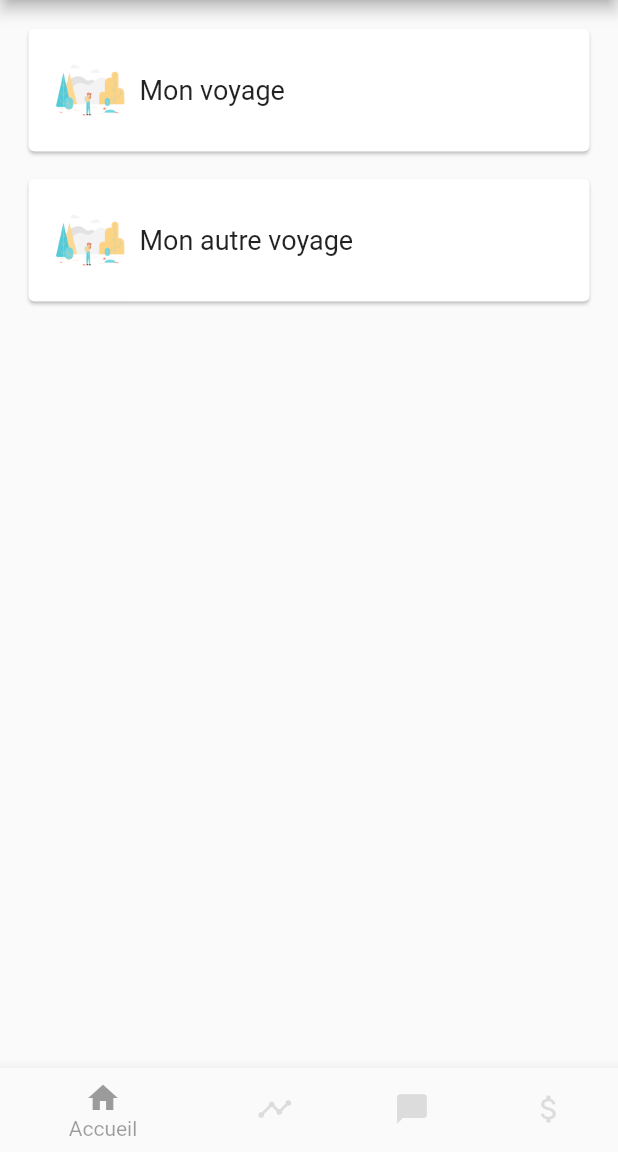
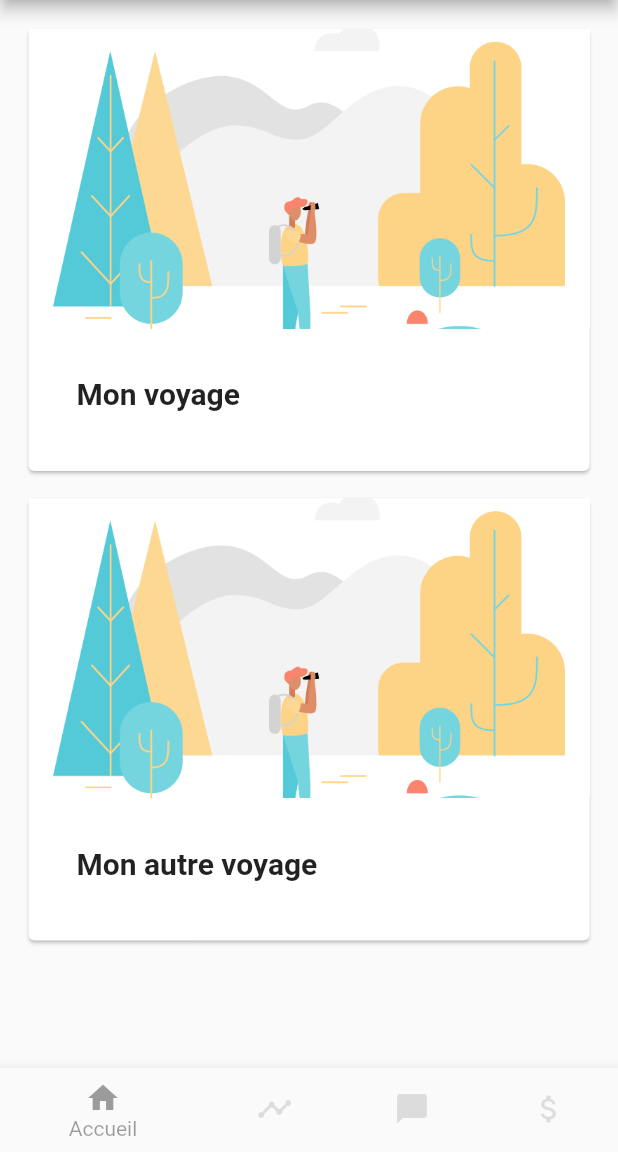
Before and after one commit to Backtrip-org/backtrip-mobile, a Flutter app: the screen it shows after launch, on a phone screen of 412 x 824 dp, the part 84-1236 px from its top. Run offline on Flutter 3.47's test engine with Material 2 defaults, Android fonts, the phone set to English and light mode, and no system bars.

Commit message:
Update trip card design

```diff
--- a/lib/trip_list_widget.dart
+++ b/lib/trip_list_widget.dart
@@ -12,43 +12,50 @@ class TripList extends StatefulWidget {
 class _TripListState extends State<TripList> {
 
   List<Trip> trips = [
-    Trip(name: "Mon voyage", picturePath: "img/test.png"),
-    Trip(name: "Mon autre voyage", picturePath: "img/test.png"),
+    Trip(name: "Mon voyage", picturePath: "./assets/images/trip-default.png"),
+    Trip(name: "Mon autre voyage", picturePath: "./assets/images/trip-default.png"),
   ];
 
   Widget tripCard(Trip) {
     return Padding(
       padding: const EdgeInsets.all(5.0),
       child: Card(
-        child: Padding(
-          padding: const EdgeInsets.all(8.0),
-          child: Row(
-            children: <Widget>[
-              Padding(
-                padding: const EdgeInsets.all(8.0),
-                child: Container(
-                    width: 50.0,
-                    height: 50.0,
-                    decoration: new BoxDecoration(
-                        shape: BoxShape.circle,
-                        image: new DecorationImage(
-                            fit: BoxFit.cover,
-                            image: AssetImage("assets/images/trip-default.png")
-                        )
-                    )),
+        child: Column(
+          children: [
+            Image.asset(
+                "assets/images/trip-default.png",
+                width: 600,
+                height: 200,
+                fit: BoxFit.cover
+            ),
+            Container(
+              padding: const EdgeInsets.all(32),
+              child: Row(
+                children: [
+                  Expanded(
+                    /*1*/
+                    child: Column(
+                      crossAxisAlignment: CrossAxisAlignment.start,
+                      children: [
+                        /*2*/
+                        Container(
+                          padding: const EdgeInsets.only(bottom: 8),
+                          child: Text(
+                            Trip.name,
+                            style: TextStyle(
+                              fontWeight: FontWeight.bold,
+                              fontSize: 20
+                            ),
+                          ),
+                        ),
+                      ],
+                    ),
+                  ),
+                  /*3*/
+                ],
               ),
-              Column(
-                crossAxisAlignment: CrossAxisAlignment.start,
-                children: <Widget>[
-                  Text(Trip.name,
-                    style: TextStyle (
-                        fontSize: 18
-                    ),
-                  )
-                ],
-              )
-            ],
-          ),
+            )
+          ],
         ),
       ),
     );
```
